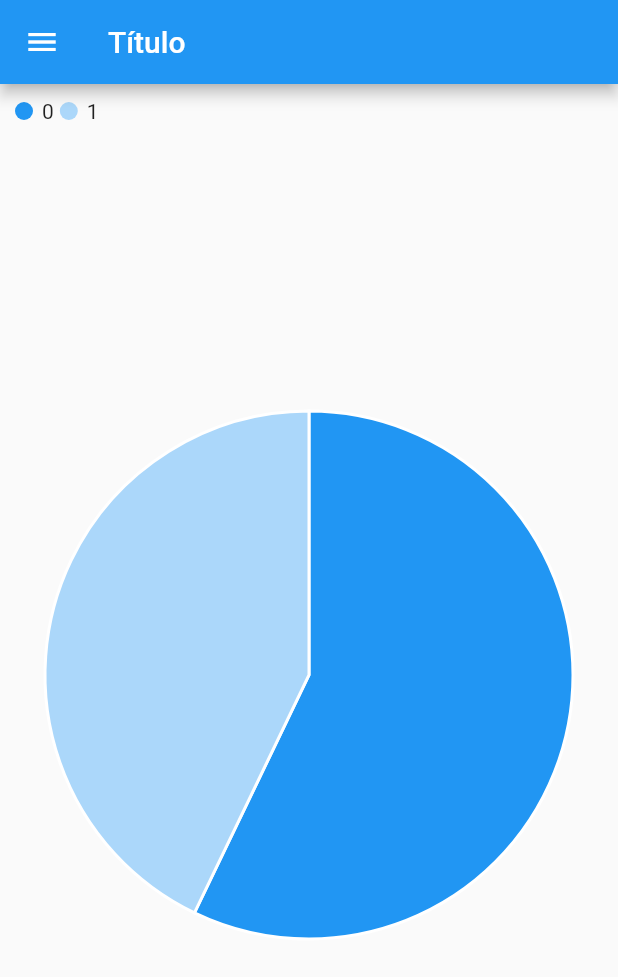
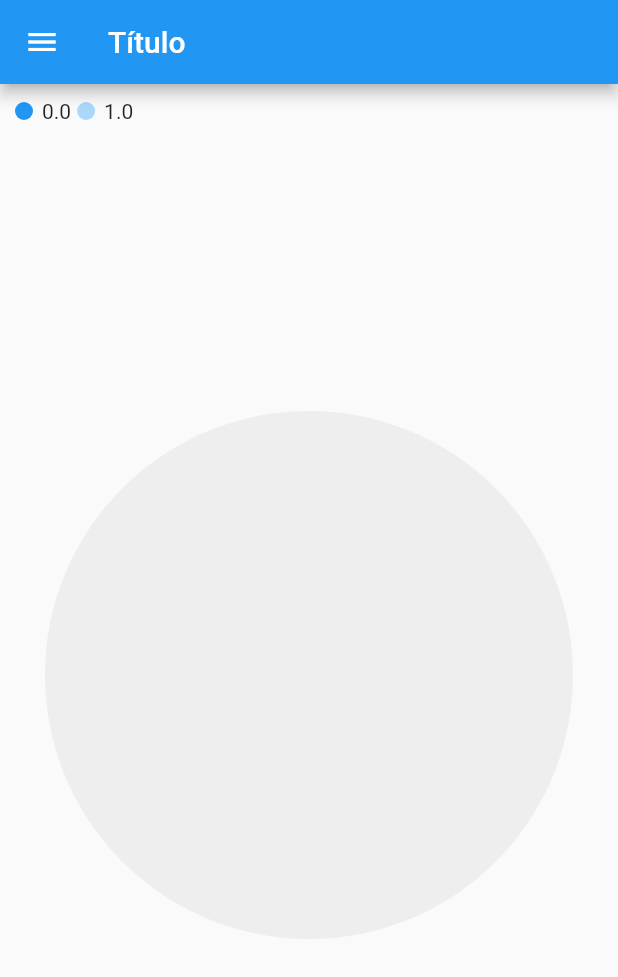
Before and after one commit to wendreof/moneyManager, a Flutter app: the HomePage screen opened by its route, on a phone screen of 412 x 824 dp. Shown: the top 977 px of the screen. Run offline on Flutter 3.47's test engine with Material 2 defaults, Android fonts, the phone set to English and light mode, and no system bars; our stand-ins replace charts_flutter, flutter_modular, mobx, shared_preferences; missing offline and left inert: flutter_gallery, load; accounts and stored records are empty; generated files the repository leaves out were written again.

```diff
--- a/lib/app/app_widget.dart
+++ b/lib/app/app_widget.dart
@@ -21,7 +21,7 @@ class AppWidget extends StatelessWidget {
         supportedLocales: [const Locale('pt', 'BR')],
         debugShowCheckedModeBanner: false,
         navigatorKey: Modular.navigatorKey,
-        title: 'Credisan Pix',
+        title: 'Title',
         // theme: ThemeData(
         //   colorScheme: ColorScheme.light(primary: const Color(0xff004c24)),
         //   primaryColor: Color(0xff004c24),
--- a/lib/app/modules/home/home_page.dart
+++ b/lib/app/modules/home/home_page.dart
@@ -76,7 +76,7 @@ class _HomePageState extends ModularState<HomePage, HomeController> {
           // child: Text(
           //   localization.demoNavigationDrawerText,
           // ),
-          child: DatumLegendWithMeasures.withSampleData(),
+          child: DatumLegendWithMeasures.withSampleData(_store.rendaMensal, _store.demaisRendas),
           //child: StepperDemo(),
         ),
       ),
--- a/lib/app/modules/store/main_store.dart
+++ b/lib/app/modules/store/main_store.dart
@@ -10,6 +10,10 @@ abstract class _MainStore with Store {
   String nome = "";
   @observable
   String email = "";
+  @observable
+  double rendaMensal = 0;
+  @observable
+  double demaisRendas = 0;
   // @observable
   // String nome = "";
   // @observable
--- a/lib/app/utils/teste.dart
+++ b/lib/app/utils/teste.dart
@@ -5,6 +5,8 @@
 /// to also be [endDrawArea].
 import 'package:flutter/material.dart';
 import 'package:charts_flutter/flutter.dart' as charts;
+import 'package:moneyManager/app/modules/store/main_store.dart';
+import 'package:provider/provider.dart';
 
 /// Example that shows how to build a datum legend that shows measure values.
 ///
@@ -13,11 +15,13 @@ class DatumLegendWithMeasures extends StatelessWidget {
   final List<charts.Series> seriesList;
   final bool animate;
 
-  DatumLegendWithMeasures(this.seriesList, {this.animate});
+  DatumLegendWithMeasures(this.seriesList,
+      {double rendaMensal, double demaisRendas, this.animate});
 
-  factory DatumLegendWithMeasures.withSampleData() {
+  factory DatumLegendWithMeasures.withSampleData(
+      double rendaMensal, double demaisRendas) {
     return new DatumLegendWithMeasures(
-      _createSampleData(),
+      _createSampleData(rendaMensal, demaisRendas),
       // Disable animations for image tests.
       animate: false,
     );
@@ -60,14 +64,15 @@ class DatumLegendWithMeasures extends StatelessWidget {
   }
 
   /// Create series list with one series
-  static List<charts.Series<LinearSales, int>> _createSampleData() {
+  static List<charts.Series<LinearSales, double>> _createSampleData(
+      double rendaMensal, double demaisRendas) {
     final data = [
-      new LinearSales(0, 100),
-      new LinearSales(1, 75),
+      new LinearSales(0, rendaMensal),
+      new LinearSales(1, demaisRendas),
     ];
 
     return [
-      new charts.Series<LinearSales, int>(
+      new charts.Series<LinearSales, double>(
         id: 'Sales',
         domainFn: (LinearSales sales, _) => sales.year,
         measureFn: (LinearSales sales, _) => sales.sales,
@@ -79,8 +84,8 @@ class DatumLegendWithMeasures extends StatelessWidget {
 
 /// Sample linear data type.
 class LinearSales {
-  final int year;
-  final int sales;
+  final double year;
+  final double sales;
 
   LinearSales(this.year, this.sales);
 }
```
Also changed, not shown: lib/app/modules/stepper/stepper_page.dart (+10 -0 lines).
